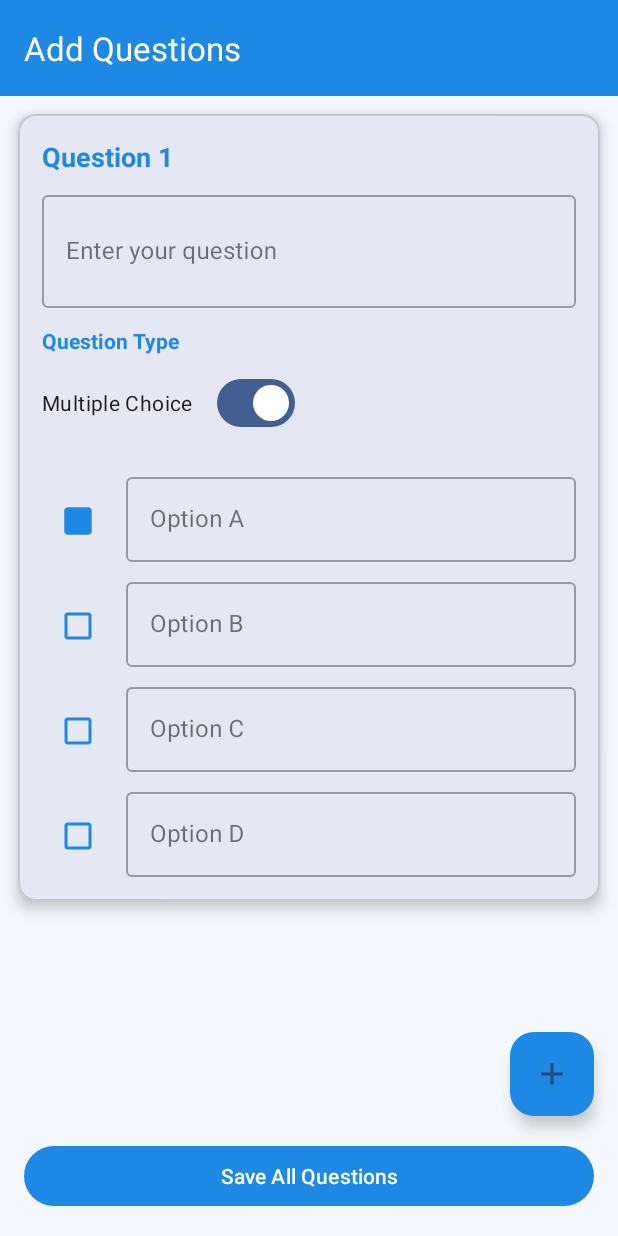
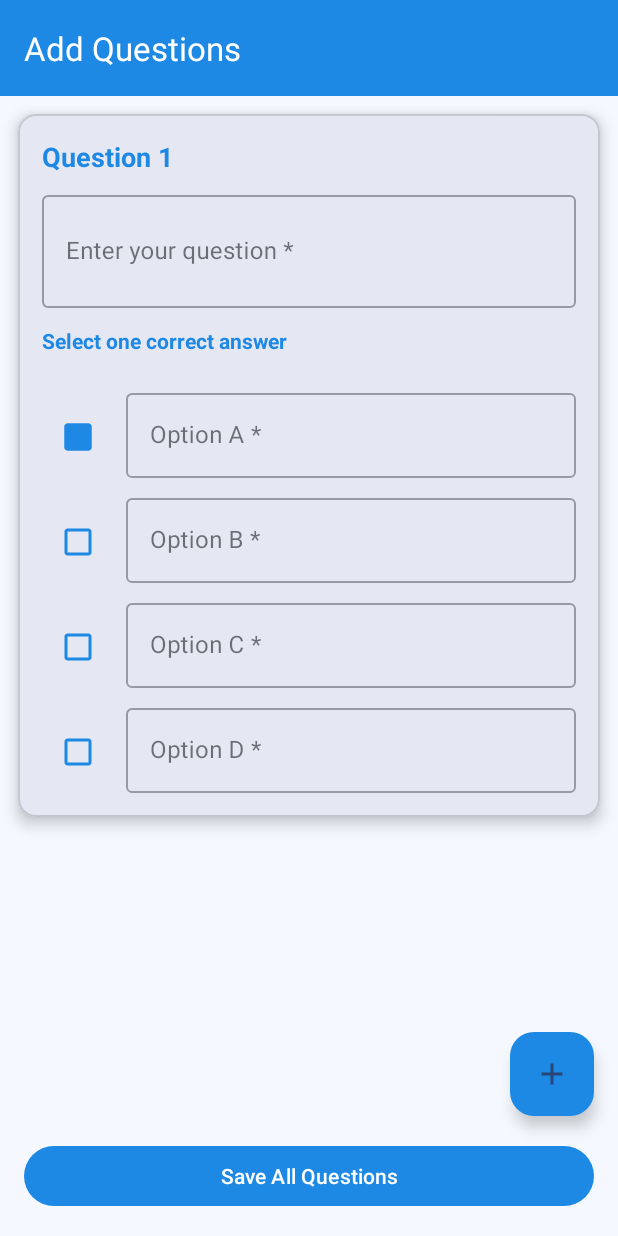
Before and after one commit to weareblahs/mob22-quizapp, an Android app: the fragment ManualAddQuizFragment placed in its activity, after a tap on "Add Question", on a phone screen of 412 x 824 dp. Run offline under Robolectric (Android 15) with nearby library versions, the phone set to English and light mode, and no system bars; our stand-ins replace Dagger/Hilt's generated code, Firebase (no records; nobody signed in at launch, a user with empty details on screens opened directly); 2 statements that could not run were skipped.

Commit message:
Temporarily Remove Multi Choice and debug some code

```diff
--- a/app/src/main/java/com/quizapp/data/model/Question.kt
+++ b/app/src/main/java/com/quizapp/data/model/Question.kt
@@ -3,6 +3,6 @@ package com.quizapp.data.model
 data class Question(
     val id: String ?= null,
     var text: String = "",
-    var type: QuestionType = QuestionType.MULTIPLE_CHOICE,
+    var type: QuestionType = QuestionType.SINGLE_CHOICE,
     var options: List<Option> = emptyList()
 )
--- a/app/src/main/java/com/quizapp/data/repo/QuizRepo.kt
+++ b/app/src/main/java/com/quizapp/data/repo/QuizRepo.kt
@@ -6,7 +6,7 @@ import kotlinx.coroutines.flow.Flow
 interface QuizRepo {
     suspend fun getAllUserQuizzes(): Flow<List<Quiz>>
     suspend fun getQuizById(quizId: String): Quiz?
-    suspend fun addQuiz(quiz: Quiz): Boolean
+    suspend fun addQuiz(quiz: Quiz): String
     suspend fun updateQuiz(quiz: Quiz)
     suspend fun deleteQuiz(quizId: String)
 }
--- a/app/src/main/java/com/quizapp/data/repo/QuizRepoImpl.kt
+++ b/app/src/main/java/com/quizapp/data/repo/QuizRepoImpl.kt
@@ -59,15 +59,15 @@ class QuizRepoImpl @Inject constructor (val authService: AuthService): QuizRepo
         }
     }
 
-    override suspend fun addQuiz(quiz: Quiz): Boolean {
-        if (uid == null) return false
+    override suspend fun addQuiz(quiz: Quiz): String {
+        if (uid == null) return ""
 
         val id = generateUnique6DigitId()
 
         val docRef = getQuizCollection().document(id)
         val quizCopy = quiz.copy(id = id, createdBy = uid)
         docRef.set(quizCopy).await()
-        return true
+        return id
     }
 
     private suspend fun generateUnique6DigitId(): String {
--- a/app/src/main/java/com/quizapp/ui/teacher/adapters/QuestionAdapter.kt
+++ b/app/src/main/java/com/quizapp/ui/teacher/adapters/QuestionAdapter.kt
@@ -5,7 +5,6 @@ import android.view.ViewGroup
 import android.widget.CheckBox
 import androidx.recyclerview.widget.RecyclerView
 import com.quizapp.data.model.Question
-import com.quizapp.data.model.QuestionType
 import com.quizapp.databinding.ItemQuestionBinding
 
 class QuestionAdapter(
@@ -13,6 +12,16 @@ class QuestionAdapter(
 ) : RecyclerView.Adapter<QuestionAdapter.QuestionViewHolder>() {
 
     var listener: Listener? = null
+
+    // Set stable IDs to improve performance
+    init {
+        setHasStableIds(true)
+    }
+
+    // Override getItemId to return a stable ID for each item
+    override fun getItemId(position: Int): Long {
+        return questions[position].id?.toLongOrNull() ?: position.toLong()
+    }
 
     override fun onCreateViewHolder(parent: ViewGroup, viewType: Int): QuestionViewHolder {
         val inflater = LayoutInflater.from(parent.context)
@@ -26,6 +35,11 @@ class QuestionAdapter(
 
     override fun getItemCount(): Int = questions.size
 
+    override fun onViewRecycled(holder: QuestionViewHolder) {
+        super.onViewRecycled(holder)
+        holder.itemView.clearFocus()
+    }
+
     fun updateQuestions(newQuestions: List<Question>) {
         this.questions = newQuestions
         notifyDataSetChanged()
@@ -37,90 +51,84 @@ class QuestionAdapter(
         fun bind(question: Question) = with(binding) {
             tvTitle.text = "Question ${adapterPosition + 1}"
 
-            // Setup question type switch
-            msQuestionType.apply {
-                isChecked = question.type == QuestionType.MULTIPLE_CHOICE
-                text = if (isChecked) "Multiple Choice" else "Single Choice"
+            // Update question text only if it’s different
+            if (etQuestion.text.toString() != question.text) {
+                etQuestion.setText(question.text)
+            }
 
-                setOnCheckedChangeListener { _, isChecked ->
-                    val isNowSingle = !isChecked
-                    text = if (isChecked) "Multiple Choice" else "Single Choice"
-                    listener?.onQuestionTypeChanged(position, isChecked)
-
-                    if (isNowSingle) {
-                        // Keep only the first checked checkbox
-                        val checkBoxes = getCheckBoxes()
-                        var firstFound = false
-                        checkBoxes.forEach { checkBox ->
-                            if (checkBox.isChecked) {
-                                if (!firstFound) {
-                                    firstFound = true
-                                } else {
-                                    checkBox.isChecked = false
-                                }
-                            }
-                        }
-                    }
-
-                    setupCheckBoxListeners(position, isNowSingle)
+            etQuestion.setOnFocusChangeListener { _, hasFocus ->
+                if (!hasFocus) {
+                    listener?.onQuestionTextChanged(adapterPosition, etQuestion.text.toString())
                 }
             }
 
-            // Set question text change listener
-            etQuestion.setOnFocusChangeListener { _, hasFocus ->
-                if (!hasFocus) {
-                    listener?.onQuestionTextChanged(position, etQuestion.text.toString())
-                }
+            // Set options text and checkbox states
+            question.options.getOrNull(0)?.let {
+                if (etOptionA.text.toString() != it.text) etOptionA.setText(it.text)
+                checkBoxOptionA.isChecked = it.isCorrect
             }
 
-            // Populate option texts and checkboxes
-            if (question.options.isNotEmpty()) {
-                etOptionA.setText(question.options.getOrNull(0)?.text ?: "")
-                checkBoxOptionA.isChecked = question.options.getOrNull(0)?.isCorrect ?: false
-
-                etOptionB.setText(question.options.getOrNull(1)?.text ?: "")
-                checkBoxOptionB.isChecked = question.options.getOrNull(1)?.isCorrect ?: false
-
-                etOptionC.setText(question.options.getOrNull(2)?.text ?: "")
-                checkBoxOptionC.isChecked = question.options.getOrNull(2)?.isCorrect ?: false
-
-                etOptionD.setText(question.options.getOrNull(3)?.text ?: "")
-                checkBoxOptionD.isChecked = question.options.getOrNull(3)?.isCorrect ?: false
+            question.options.getOrNull(1)?.let {
+                if (etOptionB.text.toString() != it.text) etOptionB.setText(it.text)
+                checkBoxOptionB.isChecked = it.isCorrect
             }
 
-            // Set option text listeners
+            question.options.getOrNull(2)?.let {
+                if (etOptionC.text.toString() != it.text) etOptionC.setText(it.text)
+                checkBoxOptionC.isChecked = it.isCorrect
+            }
+
+            question.options.getOrNull(3)?.let {
+                if (etOptionD.text.toString() != it.text) etOptionD.setText(it.text)
+                checkBoxOptionD.isChecked = it.isCorrect
+            }
+
+            // Option text change listeners
             etOptionA.setOnFocusChangeListener { _, hasFocus ->
-                if (!hasFocus) listener?.onOptionTextChanged(position, 0, etOptionA.text.toString())
+                if (!hasFocus) listener?.onOptionTextChanged(adapterPosition, 0, etOptionA.text.toString())
             }
             etOptionB.setOnFocusChangeListener { _, hasFocus ->
-                if (!hasFocus) listener?.onOptionTextChanged(position, 1, etOptionB.text.toString())
+                if (!hasFocus) listener?.onOptionTextChanged(adapterPosition, 1, etOptionB.text.toString())
             }
             etOptionC.setOnFocusChangeListener { _, hasFocus ->
-                if (!hasFocus) listener?.onOptionTextChanged(position, 2, etOptionC.text.toString())
+                if (!hasFocus) listener?.onOptionTextChanged(adapterPosition, 2, etOptionC.text.toString())
             }
             etOptionD.setOnFocusChangeListener { _, hasFocus ->
-                if (!hasFocus) listener?.onOptionTextChanged(position, 3, etOptionD.text.toString())
+                if (!hasFocus) listener?.onOptionTextChanged(adapterPosition, 3, etOptionD.text.toString())
             }
 
-            setupCheckBoxListeners(position, question.type != QuestionType.MULTIPLE_CHOICE)
+            // Prevent checkbox from stealing focus
+            listOf(checkBoxOptionA, checkBoxOptionB, checkBoxOptionC, checkBoxOptionD).forEach {
+                it.isFocusable = false
+                it.isFocusableInTouchMode = false
+            }
+
+            // Set up checkbox logic
+            setupCheckBoxListeners(adapterPosition)
         }
 
-        private fun setupCheckBoxListeners(position: Int, isSingleChoice: Boolean) {
+        private fun setupCheckBoxListeners(position: Int) {
             val checkBoxes = getCheckBoxes()
+
+            // Remove old listeners
+            checkBoxes.forEach { it.setOnCheckedChangeListener(null) }
 
             checkBoxes.forEachIndexed { index, checkBox ->
                 checkBox.setOnCheckedChangeListener { _, isChecked ->
                     if (isChecked) {
-                        listener?.onCorrectOptionSelected(position, index)
-
-                        if (isSingleChoice) {
-                            checkBoxes.forEachIndexed { otherIndex, otherCheckBox ->
-                                if (otherIndex != index && otherCheckBox.isChecked) {
-                                    otherCheckBox.isChecked = false
-                                }
-                            }
+                        // Single-choice logic: uncheck others
+                        checkBoxes.forEachIndexed { i, cb ->
+                            if (i != index) cb.isChecked = false
+                        }
+                    } else {
+                        // Prevent all checkboxes from being unchecked
+                        if (checkBoxes.none { it.isChecked }) {
+                            checkBox.isChecked = true
+                            return@setOnCheckedChangeListener
                         }
                     }
+
+                    listener?.onCorrectOptionChanged(position, index, isChecked)
                 }
             }
         }
@@ -136,7 +144,6 @@ class QuestionAdapter(
     interface Listener {
         fun onQuestionTextChanged(position: Int, text: String)
         fun onOptionTextChanged(questionPosition: Int, optionPosition: Int, text: String)
-        fun onCorrectOptionSelected(questionPosition: Int, optionPosition: Int)
-        fun onQuestionTypeChanged(position: Int, isMultipleChoice: Boolean)
+        fun onCorrectOptionChanged(questionPosition: Int, optionPosition: Int, isChecked: Boolean)
     }
 }
--- a/app/src/main/java/com/quizapp/ui/teacher/add_quiz/AddQuizViewModel.kt
+++ b/app/src/main/java/com/quizapp/ui/teacher/add_quiz/AddQuizViewModel.kt
@@ -4,17 +4,17 @@ import com.quizapp.data.model.Quiz
 import com.quizapp.ui.base.BaseViewModel
 import dagger.hilt.android.lifecycle.HiltViewModel
 import kotlinx.coroutines.flow.MutableStateFlow
-import kotlinx.coroutines.flow.StateFlow
+import kotlinx.coroutines.flow.asStateFlow
 import javax.inject.Inject
 
 @HiltViewModel
 class AddQuizViewModel  @Inject constructor(
 ) : BaseViewModel() {
     private val _quizTitle = MutableStateFlow<String>("")
-    val quizTitle: StateFlow<String> = _quizTitle
+    val quizTitle = _quizTitle.asStateFlow()
 
     private val _quizDesc = MutableStateFlow<String>("")
-    val quizDesc: StateFlow<String> = _quizDesc
+    val quizDesc = _quizDesc.asStateFlow()
 
     fun setQuizTitle(title: String) {
         _quizTitle.value = title
--- a/app/src/main/res/layout/item_question.xml
+++ b/app/src/main/res/layout/item_question.xml
@@ -27,7 +27,7 @@
             android:layout_width="match_parent"
             android:layout_height="wrap_content"
             android:layout_marginTop="8dp"
-            android:hint="Enter your question"
+            android:hint="Enter your question *"
             style="@style/Widget.MaterialComponents.TextInputLayout.OutlinedBox">
 
             <com.google.android.material.textfield.TextInputEditText
@@ -41,18 +41,10 @@
         <TextView
             android:layout_width="wrap_content"
             android:layout_height="wrap_content"
-            android:text="Question Type"
+            android:text="Select one correct answer"
             android:textColor="#1E88E5"
             android:textStyle="bold"
             android:layout_marginTop="12dp"/>
-
-        <com.google.android.material.materialswitch.MaterialSwitch
-            android:id="@+id/msQuestionType"
-            android:layout_width="wrap_content"
-            android:layout_height="wrap_content"
-            android:text="Multiple Choice"
-            android:checked="true"
-            android:layout_marginTop="8dp" />
 
         <!-- Options A to D -->
         <LinearLayout
@@ -61,7 +53,7 @@
             android:layout_marginTop="12dp"
             android:orientation="vertical">
 
-            <!-- Repeat this block for A to D -->
+            <!-- Option A -->
             <LinearLayout
                 android:layout_width="match_parent"
                 android:layout_height="wrap_content"
@@ -72,13 +64,15 @@
                     android:id="@+id/checkBoxOptionA"
                     android:layout_width="wrap_content"
                     android:layout_height="wrap_content"
-                    android:buttonTint="#1E88E5" />
+                    android:buttonTint="#1E88E5"
+                    android:focusable="false"
+                    android:clickable="true" />
 
                 <com.google.android.material.textfield.TextInputLayout
                     android:layout_width="match_parent"
                     android:layout_height="wrap_content"
                     android:layout_marginStart="8dp"
-                    android:hint="Option A"
+                    android:hint="Option A *"
                     style="@style/Widget.MaterialComponents.TextInputLayout.OutlinedBox">
 
                     <com.google.android.material.textfield.TextInputEditText
@@ -88,6 +82,8 @@
                         android:inputType="text" />
                 </com.google.android.material.textfield.TextInputLayout>
             </LinearLayout>
+
+            <!-- Option B -->
             <LinearLayout
                 android:layout_width="match_parent"
                 android:layout_height="wrap_content"
@@ -98,13 +94,15 @@
                     android:id="@+id/checkBoxOptionB"
                     android:layout_width="wrap_content"
                     android:layout_height="wrap_content"
-                    android:buttonTint="#1E88E5" />
+                    android:buttonTint="#1E88E5"
+                    android:focusable="false"
+                    android:clickable="true" />
 
                 <com.google.android.material.textfield.TextInputLayout
                     android:layout_width="match_parent"
                     android:layout_height="wrap_content"
                     android:layout_marginStart="8dp"
-                    android:hint="Option B"
+                    android:hint="Option B *"
                     style="@style/Widget.MaterialComponents.TextInputLayout.OutlinedBox">
 
                     <com.google.android.material.textfield.TextInputEditText
@@ -114,6 +112,8 @@
                         android:inputType="text" />
                 </com.google.android.material.textfield.TextInputLayout>
             </LinearLayout>
+
+            <!-- Option C -->
             <LinearLayout
                 android:layout_width="match_parent"
                 android:layout_height="wrap_content"
@@ -124,13 +124,15 @@
                     android:id="@+id/checkBoxOptionC"
                     android:layout_width="wrap_content"
                     android:layout_height="wrap_content"
-                    android:buttonTint="#1E88E5" />
+                    android:buttonTint="#1E88E5"
+                    android:focusable="false"
+                    android:clickable="true" />
 
                 <com.google.android.material.textfield.TextInputLayout
                     android:layout_width="match_parent"
                     android:layout_height="wrap_content"
                     android:layout_marginStart="8dp"
-                    android:hint="Option C"
+                    android:hint="Option C *"
                     style="@style/Widget.MaterialComponents.TextInputLayout.OutlinedBox">
 
                     <com.google.android.material.textfield.TextInputEditText
@@ -140,6 +142,8 @@
                         android:inputType="text" />
                 </com.google.android.material.textfield.TextInputLayout>
             </LinearLayout>
+
+            <!-- Option D -->
             <LinearLayout
                 android:layout_width="match_parent"
                 android:layout_height="wrap_content"
@@ -150,13 +154,15 @@
                     android:id="@+id/checkBoxOptionD"
                     android:layout_width="wrap_content"
                     android:layout_height="wrap_content"
-                    android:buttonTint="#1E88E5" />
+                    android:buttonTint="#1E88E5"
+                    android:focusable="false"
+                    android:clickable="true" />
 
                 <com.google.android.material.textfield.TextInputLayout
                     android:layout_width="match_parent"
                     android:layout_height="wrap_content"
                     android:layout_marginStart="8dp"
-                    android:hint="Option D"
+                    android:hint="Option D *"
                     style="@style/Widget.MaterialComponents.TextInputLayout.OutlinedBox">
 
                     <com.google.android.material.textfield.TextInputEditText
@@ -166,10 +172,6 @@
                         android:inputType="text" />
                 </com.google.android.material.textfield.TextInputLayout>
             </LinearLayout>
-
-            <!-- Add similar blocks for B, C, D -->
-
         </LinearLayout>
-
     </LinearLayout>
 </com.google.android.material.card.MaterialCardView>
--- a/app/src/main/res/navigation/nav_graph.xml
+++ b/app/src/main/res/navigation/nav_graph.xml
@@ -92,6 +92,13 @@
         android:id="@+id/addQuizSuccessFragment"
         android:name="com.quizapp.ui.teacher.add_quiz.success.AddQuizSuccessFragment"
         android:label="fragment_add_quiz_success"
-        tools:layout="@layout/fragment_add_quiz_success" />
+        tools:layout="@layout/fragment_add_quiz_success">
+        <argument
+            android:name="quizId"
+            app:argType="string" />
+        <action
+            android:id="@+id/action_addQuizSuccessFragment_to_teacherDashboard"
+            app:destination="@id/teacherDashboard" />
+    </fragment>
 
 </navigation>
```
Also changed, not shown: app/src/main/java/com/quizapp/ui/teacher/add_quiz/manual/ManualAddQuizFragment.kt (+26 -18 lines), app/src/main/java/com/quizapp/ui/teacher/add_quiz/manual/ManualAddQuizViewModel.kt (+63 -23 lines), app/src/main/java/com/quizapp/ui/teacher/add_quiz/success/AddQuizSuccessFragment.kt (+80 -5 lines), app/src/main/java/com/quizapp/ui/teacher/add_quiz/success/AddQuizSuccessViewModel.kt (added, +17 -0 lines), app/src/main/java/com/quizapp/ui/teacher/detail/QuizDetailFragment.kt (+26 -40 lines), app/src/main/java/com/quizapp/ui/teacher/detail/QuizDetailViewModel.kt (added, +14 -0 lines), app/src/main/java/com/quizapp/ui/teacher/home/DashboardViewModel.kt (+3 -4 lines), app/src/main/res/layout/fragment_add_quiz_success.xml (+29 -1 lines), app/src/main/res/layout/item_manual_question.xml (deleted, +0 -122 lines).
